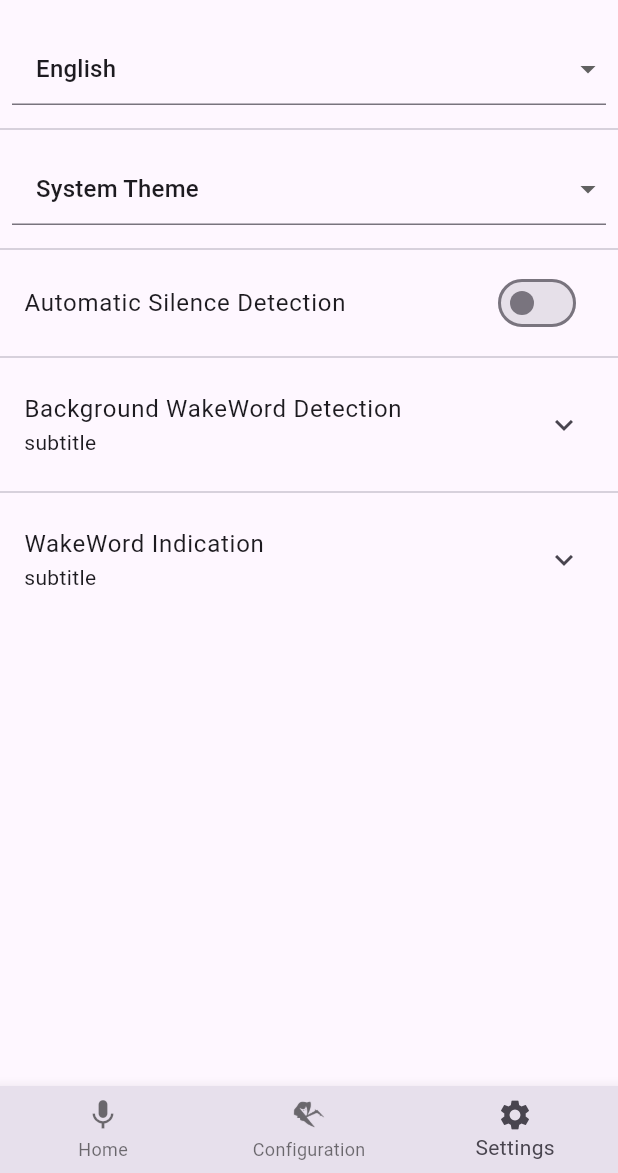
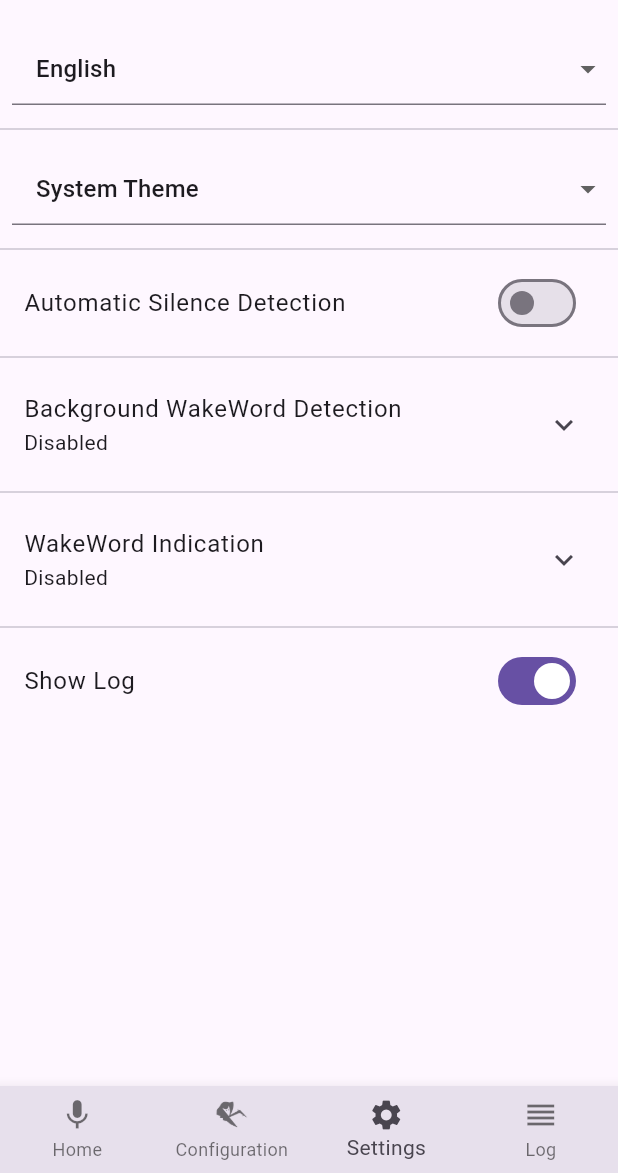
Before and after one commit to Nailik/rhasspy_mobile, a Flutter app: the screen it shows after launch, item 3 of the bottom bar chosen, on a phone screen of 412 x 824 dp, the part 63-1236 px from its top. Run offline on Flutter 3.47's test engine with Material 2 defaults, Android fonts, the phone set to English and light mode, and no system bars; our stand-ins replace dropdown_button2, get; generated files the repository leaves out were written again.

Commit message:
added log

```diff
--- a/lib/screens/main_screen.dart
+++ b/lib/screens/main_screen.dart
@@ -1,8 +1,10 @@
 import 'package:flutter/material.dart';
-import 'package:flutter_gen/gen_l10n/app_localizations.dart';
+import 'package:get/get_state_manager/src/rx_flutter/rx_obx_widget.dart';
 import 'package:rhasspy_mobile/screens/rhasspy_settings_screen.dart';
 import 'package:rhasspy_mobile/screens/settings_screen.dart';
 import 'package:rhasspy_mobile/screens/start_screen.dart';
+
+import 'custom_state.dart';
 
 class MainScreen extends StatefulWidget {
   const MainScreen({Key? key}) : super(key: key);
@@ -11,20 +13,20 @@ class MainScreen extends StatefulWidget {
   State<MainScreen> createState() => _MainScreenState();
 }
 
-class _MainScreenState extends State<MainScreen> {
+class _MainScreenState extends CustomState<MainScreen> {
   @override
-  Widget build(BuildContext context) {
+  Widget content() {
     return Scaffold(
       appBar: navigationBar(),
       body: getBody(),
-      bottomNavigationBar: bottomNavigation(),
+      bottomNavigationBar: Obx(() => bottomNavigation()),
     );
   }
 
   /// App Navigation bar with Title and Button to settings
   AppBar navigationBar() {
     return AppBar(
-      title: Text(AppLocalizations.of(context)!.appName),
+      title: Text(locale.appName),
     );
   }
 
@@ -43,24 +45,34 @@ class _MainScreenState extends State<MainScreen> {
 
   int _selectedIndex = 0;
 
-  BottomNavigationBar bottomNavigation() {
-    return BottomNavigationBar(
-      items: <BottomNavigationBarItem>[
+  Widget bottomNavigation() {
+    List<BottomNavigationBarItem> items = <BottomNavigationBarItem>[
       BottomNavigationBarItem(
         icon: const Icon(Icons.mic),
-          label: AppLocalizations.of(context)!.home,
+        label: locale.home,
       ),
       BottomNavigationBarItem(
         icon: const ImageIcon(
           AssetImage('assets/rhasspy_icon.png'),
         ),
-          label: AppLocalizations.of(context)!.configuration,
+        label: locale.configuration,
       ),
       BottomNavigationBarItem(
         icon: const Icon(Icons.settings),
-          label: AppLocalizations.of(context)!.settings,
-        ),
-      ],
+        label: locale.settings,
+      )
+    ];
+
+    if (showLog.value) {
+      items.add(BottomNavigationBarItem(
+        icon: const Icon(Icons.reorder),
+        label: locale.log,
+      ));
+    }
+
+    return BottomNavigationBar(
+      items: items,
+      type: BottomNavigationBarType.fixed,
       currentIndex: _selectedIndex,
       backgroundColor: Theme.of(context).colorScheme.surfaceVariant,
       selectedItemColor: Theme.of(context).colorScheme.onSurfaceVariant,
--- a/lib/screens/rhasspy_settings/audio_playing_widget.dart
+++ b/lib/screens/rhasspy_settings/audio_playing_widget.dart
@@ -2,9 +2,9 @@ import 'package:flutter/material.dart';
 import 'package:get/get.dart';
 
 import '../../data/audio_playing_options.dart';
-import '../rhasspy_settings_screen.dart';
+import '../custom_state.dart';
 
-extension AudioPlayingWidget on RhasspySettingsScreenState {
+extension AudioPlayingWidget on CustomState {
   Widget audioPlaying() {
     var audioPlayingOption = AudioPlayingOption.disabled.obs;
     return expandableDropDownListItem(AudioPlayingOptions(), audioPlayingOption, locale.audioPlaying, child: Obx(() => audioPlayingSettings(audioPlayingOption.value)));
--- a/lib/screens/rhasspy_settings/audio_recording_widget.dart
+++ b/lib/screens/rhasspy_settings/audio_recording_widget.dart
@@ -1,9 +1,9 @@
 import 'package:flutter/material.dart';
 import 'package:get/get.dart';
 
-import '../rhasspy_settings_screen.dart';
+import '../custom_state.dart';
 
-extension AudioRecordingWidget on RhasspySettingsScreenState {
+extension AudioRecordingWidget on CustomState {
   Widget audioRecording() {
     var audioRecordingUdpOutput = false.obs;
     return expandableListItem(
--- a/lib/screens/rhasspy_settings/dialogue_management_widget.dart
+++ b/lib/screens/rhasspy_settings/dialogue_management_widget.dart
@@ -2,9 +2,9 @@ import 'package:flutter/cupertino.dart';
 import 'package:get/get.dart';
 
 import '../../data/dialogue_management_options.dart';
-import '../rhasspy_settings_screen.dart';
+import '../custom_state.dart';
 
-extension DialogueMangementWidget on RhasspySettingsScreenState {
+extension DialogueMangementWidget on CustomState {
   Widget dialogueManagement() {
     var dialogueManagementOption = DialogueManagementOption.disabled.obs;
     return expandableDropDownListItem(DialogueManagementOptions(), dialogueManagementOption, locale.dialogueManagement);
--- a/lib/screens/rhasspy_settings/intent_handling_widget.dart
+++ b/lib/screens/rhasspy_settings/intent_handling_widget.dart
@@ -2,9 +2,9 @@ import 'package:flutter/material.dart';
 import 'package:get/get.dart';
 
 import '../../data/intent_handling_options.dart';
-import '../rhasspy_settings_screen.dart';
+import '../custom_state.dart';
 
-extension IntentHandlingWidget on RhasspySettingsScreenState {
+extension IntentHandlingWidget on CustomState {
   Widget intentHandling() {
     var intentHandlingOption = IntentHandlingOption.disabled.obs;
     return expandableDropDownListItem(IntentHandlingOptions(), intentHandlingOption, locale.intentHandling, child: Obx(() => intentHandlingSettings(intentHandlingOption.value)));
--- a/lib/screens/rhasspy_settings/intent_recognition_widget.dart
+++ b/lib/screens/rhasspy_settings/intent_recognition_widget.dart
@@ -2,9 +2,9 @@ import 'package:flutter/material.dart';
 import 'package:get/get.dart';
 
 import '../../data/intent_recognition_options.dart';
-import '../rhasspy_settings_screen.dart';
+import '../custom_state.dart';
 
-extension IntentHandlingWidget on RhasspySettingsScreenState {
+extension IntentHandlingWidget on CustomState {
   Widget intentRecognition() {
     var intentRecognitionOption = IntentRecognitionOption.disabled.obs;
     return expandableDropDownListItem(IntentRecognitionOptions(), intentRecognitionOption, locale.intentRecognition, child: Obx(() => intentRecognitionSettings(intentRecognitionOption.value)));
--- a/lib/screens/rhasspy_settings/speech_to_text_widget.dart
+++ b/lib/screens/rhasspy_settings/speech_to_text_widget.dart
@@ -2,9 +2,9 @@ import 'package:flutter/material.dart';
 import 'package:get/get.dart';
 
 import '../../data/speech_to_text_options.dart';
-import '../rhasspy_settings_screen.dart';
+import '../custom_state.dart';
 
-extension SpeechToTextWidget on RhasspySettingsScreenState {
+extension SpeechToTextWidget on CustomState {
   Widget speechToText() {
     var speechToTextOption = SpeechToTextOption.disabled.obs;
     return expandableDropDownListItem(SpeechToTextOptions(), speechToTextOption, locale.speechToText, child: Obx(() => speechToTextSettings(speechToTextOption.value)));
--- a/lib/screens/rhasspy_settings/text_to_speech_widget.dart
+++ b/lib/screens/rhasspy_settings/text_to_speech_widget.dart
@@ -2,9 +2,9 @@ import 'package:flutter/material.dart';
 import 'package:get/get.dart';
 
 import '../../data/text_to_speech_options.dart';
-import '../rhasspy_settings_screen.dart';
+import '../custom_state.dart';
 
-extension IntentHandlingWidget on RhasspySettingsScreenState {
+extension IntentHandlingWidget on CustomState {
   Widget textToSpeech() {
     var textToSpeechOption = TextToSpeechOption.disabled.obs;
     return expandableDropDownListItem(TextToSpeechOptions(), textToSpeechOption, locale.textToSpeech, child: Obx(() => textToSpeechSettings(textToSpeechOption.value)));
--- a/lib/screens/rhasspy_settings/wake_word_widget.dart
+++ b/lib/screens/rhasspy_settings/wake_word_widget.dart
@@ -3,9 +3,9 @@ import 'package:flutter/material.dart';
 import 'package:get/get.dart';
 
 import '../../data/wake_word_options.dart';
-import '../rhasspy_settings_screen.dart';
+import '../custom_state.dart';
 
-extension WakeWordWidget on RhasspySettingsScreenState {
+extension WakeWordWidget on CustomState {
   Widget wakeWord() {
     var wakeWordOption = WakeWordOption.disabled.obs;
     return Obx(() => expandableDropDownListItem(WakeWordOptions(), wakeWordOption, locale.wakeWord, child: localWakeWordSettings(wakeWordOption.value)));
--- a/lib/screens/settings_screen.dart
+++ b/lib/screens/settings_screen.dart
@@ -13,10 +13,12 @@ class SettingsScreen extends StatefulWidget {
   State<SettingsScreen> createState() => _SettingsScreenState();
 }
 
+var showLog = true.obs;
+
 class _SettingsScreenState extends CustomState<SettingsScreen> {
   @override
   Widget content() {
-    final List<Widget> items = <Widget>[languageDropDown(), themeDropDown(), silenceDetection(), backgroundWakeWordDetection(), backgroundIndication()];
+    final List<Widget> items = <Widget>[languageDropDown(), themeDropDown(), silenceDetection(), backgroundWakeWordDetection(), backgroundIndication(), showLogWidget()];
 
     return ListView.separated(
       itemCount: items.length,
@@ -51,12 +53,12 @@ class _SettingsScreenState extends CustomState<SettingsScreen> {
 
   Widget silenceDetection() {
     var silenceDetection = false.obs;
-    return SwitchListTile(
+    return Obx(() => SwitchListTile(
         value: silenceDetection.value,
         onChanged: (value) {
           silenceDetection.value = value;
         },
-        title: Text(locale.automaticSilenceDetection));
+        title: Text(locale.automaticSilenceDetection)));
   }
 
   Widget backgroundWakeWordDetection() {
@@ -64,53 +66,91 @@ class _SettingsScreenState extends CustomState<SettingsScreen> {
     var backgroundWakeWordDetectionTurnOnDisplay = false.obs;
     return ExpansionTile(
         title: Text(locale.backgroundWakeWordDetection),
-        subtitle: Text("subtitle"),
+        subtitle: Obx(() => Text(backgroundWakeWordDetection.value ? locale.enabled : locale.disabled)),
         backgroundColor: theme.colorScheme.surfaceVariant,
         textColor: theme.colorScheme.onSurfaceVariant,
         childrenPadding: const EdgeInsets.fromLTRB(8, 0, 8, 8),
         children: [
-          SwitchListTile(
+          Obx(() => SwitchListTile(
               title: Text(locale.enableBackgroundWakeWordDetection),
               value: backgroundWakeWordDetection.value,
               onChanged: (value) {
                 backgroundWakeWordDetection.value = value;
-              }),
-          SwitchListTile(
+              })),
+          Obx(() => SwitchListTile(
               title: Text(locale.backgroundWakeWordDetectionTurnOnDisplay),
               value: backgroundWakeWordDetectionTurnOnDisplay.value,
               onChanged: (value) {
                 backgroundWakeWordDetectionTurnOnDisplay.value = value;
-              }),
+              })),
         ]);
   }
 
+  var wakeWordSoundIndication = false.obs;
+  var wakeWordLightIndication = false.obs;
+
   Widget backgroundIndication() {
-    var wakeWordSoundIndication = false.obs;
-    var wakeWordLightIndication = false.obs;
     return ExpansionTile(
         title: Text(locale.wakeWordIndication),
-        subtitle: Text("subtitle"),
+        subtitle: Obx(() => backgroundSubtitle()),
         backgroundColor: theme.colorScheme.surfaceVariant,
         textColor: theme.colorScheme.onSurfaceVariant,
         childrenPadding: const EdgeInsets.fromLTRB(8, 0, 8, 8),
         children: [
-          SwitchListTile(
+          Obx(() => SwitchListTile(
               title: Text(locale.wakeWordSoundIndication),
               value: wakeWordSoundIndication.value,
               onChanged: (value) {
                 wakeWordSoundIndication.value = value;
-              }),
-          SwitchListTile(
+              })),
+          Obx(() => SwitchListTile(
               title: Text(locale.wakeWordLightIndication),
               value: wakeWordLightIndication.value,
               onChanged: (value) {
                 wakeWordLightIndication.value = value;
-              }),
+              })),
+          Obx(() => SwitchListTile(
+              title: Text(locale.showLog),
+              value: showLog.value,
+              onChanged: (value) {
+                showLog.value = value;
+              })),
         ]);
+  }
+
+  Widget backgroundSubtitle() {
+    String text = "";
+
+    if (wakeWordSoundIndication.value) {
+      text += locale.sound;
+    }
+    if (wakeWordLightIndication.value) {
+      if (text.isNotEmpty) {
+        text += locale.and;
+      }
+      text += locale.light;
+    }
+    if (text.isEmpty) {
+      text = locale.disabled;
+    }
+
+    return Text(text);
+  }
+
+
+  Widget showLogWidget() {
+    return Obx(() => SwitchListTile(
+        value: showLog.value,
+        onChanged: (value) {
+          showLog.value = value;
+          setState(() {
+
+          });
+        },
+        title: Text(locale.showLog)));
   }
 }
 
-//background wake word detection (service)
-//silence detection
-//Logger
-//wakeword indikation (sound, light, display off)
+
+//ssl + certificate
+//mqtt ssl + certificate
--- a/pubspec.yaml
+++ b/pubspec.yaml
@@ -34,11 +34,6 @@ dependencies:
   intl: ^0.17.0
   get: ^4.6.1
   dropdown_button2: ^1.1.1
-
-
-  # The following adds the Cupertino Icons font to your application.
-  # Use with the CupertinoIcons class for iOS style icons.
-  cupertino_icons: ^1.0.2
 
 dev_dependencies:
   flutter_test:
```
Also changed, not shown: lib/l10n/app_de.arb (+9 -1 lines), lib/l10n/app_en.arb (+9 -1 lines), lib/screens/rhasspy_settings/mqtt_widget.dart (+25 -6 lines), lib/screens/rhasspy_settings/rhasspy_base_settings.dart (added, +34 -0 lines), lib/screens/rhasspy_settings_screen.dart (+15 -4 lines). Lines whose indentation alone changed are shown as unchanged.
